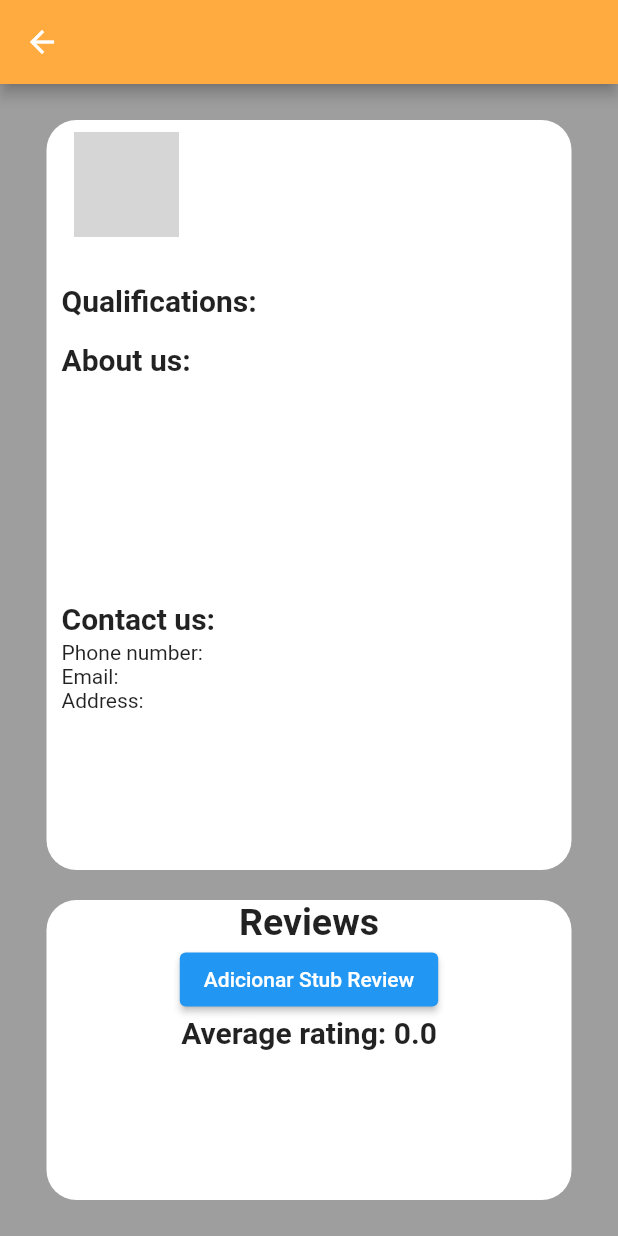
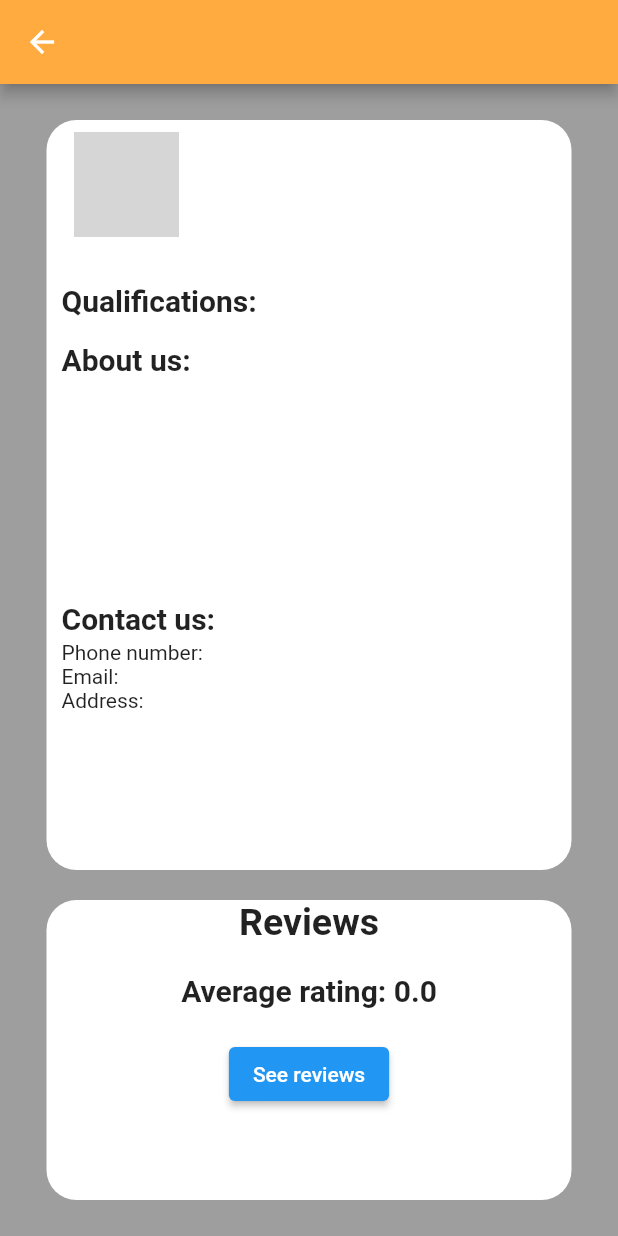
Before and after one commit to FEUP-LEIC-ES-2022-23/2LEIC14T5, a Flutter app: the BigJobPostBuilder screen opened directly with empty values, on a phone screen of 412 x 824 dp. Run offline on Flutter 3.47's test engine with Material 2 defaults, Android fonts, the phone set to English and light mode, and no system bars; drawn by our look-alikes of readmore; our stand-ins replace cloud_firestore, firebase_auth, firebase_core, font_awesome_flutter, google_fonts; accounts and stored records are empty; network calls fail; grey boxes are pictures that could not be loaded.

Commit message:
Added reviews page

```diff
--- a/app/lib/custom_widgets/big_job_post_builder.dart
+++ b/app/lib/custom_widgets/big_job_post_builder.dart
@@ -1,4 +1,5 @@
 import 'package:cloud_firestore/cloud_firestore.dart';
+import 'package:filter_it/custom_widgets/review_builder.dart';
 import 'package:filter_it/data_models/job_post.dart';
 import 'package:filter_it/data_models/review_service.dart';
 import 'package:flutter/material.dart';
@@ -176,29 +177,20 @@ class BigJobPostBuilder extends StatelessWidget{
                         ),
                       ),
                     ),
-                    ElevatedButton(
-                      onPressed: () async {
-                        Review stubReview = Review(
-                          id: 'stubId',
-                          jobId: 'stubJobId',
-                          rating: 5,
-                          comment: 'This is a stub review.',
-                          timestamp: Timestamp.now(),
-                        );
-                        await reviewService.addReview(stubReview);
-                      },
-                      child: const Text('Adicionar Stub Review'),
-                    ),
+
                 StreamBuilder<double>(
-                  stream: reviewService.getJobAverageRatingStream("stubJobId"),
+                  stream: reviewService.getJobAverageRatingStream(jobPost.jobID),
                   builder: (context, snapshot) {
                     if (snapshot.hasData) {
                       double averageRating = snapshot.data!;
-                      return Text(
-                        'Average rating: ${averageRating.toStringAsFixed(1)}',
-                        style: const TextStyle(
-                          fontSize: 20,
-                          fontWeight: FontWeight.bold,
+                      return Padding(
+                        padding: const EdgeInsets.only(top: 20),
+                        child: Text(
+                          'Average rating: ${averageRating.toStringAsFixed(1)}',
+                          style: const TextStyle(
+                            fontSize: 20,
+                            fontWeight: FontWeight.bold,
+                          ),
                         ),
                       );
                     } else if (snapshot.hasError) {
@@ -208,6 +200,18 @@ class BigJobPostBuilder extends StatelessWidget{
                     }
                   },
                 ),
+                    const SizedBox(height: 20),
+                    ElevatedButton(
+                      onPressed: () {
+                        Navigator.push(
+                          context,
+                          MaterialPageRoute(
+                            builder: (context) => ReviewBuilder(jobID: jobPost.jobID),
+                          ),
+                        );
+                      },
+                      child: const Text('See reviews'),
+                    ),
                   ],
                 )
             )
--- a/app/lib/data_models/job_post.dart
+++ b/app/lib/data_models/job_post.dart
@@ -17,7 +17,7 @@ class JobPost{
   final String publishedDate;
   final String updatedDate;
   final String jobSlug;
-  late int jobID = 0;
+  late String jobID;
 
   JobPost({
     required this.company,
@@ -32,6 +32,7 @@ class JobPost{
     required this.publishedDate,
     required this.updatedDate,
     required this.jobSlug,
+    required this.jobID,
 
   });
 
@@ -76,6 +77,8 @@ class JobPost{
       publishedDate: json['publishedAt'] ?? "",
       updatedDate: json['updatedAt'] ?? "",
       jobSlug: (json['slug']).toString(),
+      jobID: '${json['companyId']}${json['title']}',
+
     );
   }
 }
--- a/app/lib/data_models/review.dart
+++ b/app/lib/data_models/review.dart
@@ -1,7 +1,6 @@
 import 'package:cloud_firestore/cloud_firestore.dart';
 
 class Review {
-  final String id;
   final String jobId;
   final int rating;
   final String comment;
@@ -9,7 +8,6 @@ class Review {
   final Timestamp timestamp;
 
   Review({
-    required this.id,
     required this.jobId,
     required this.rating,
     required this.comment,
@@ -29,7 +27,6 @@ class Review {
 
   factory Review.fromMap(Map<String, dynamic> map, String id) {
     return Review(
-      id: id,
       jobId: map['jobId'],
       rating: map['rating'],
       comment: map['comment'],
--- a/app/lib/temporary_stubs/fav_1post_stub.dart
+++ b/app/lib/temporary_stubs/fav_1post_stub.dart
@@ -45,5 +45,6 @@ class StarkPostStub {
         jobLocations: jobLocationList,
         publishedDate: "StubPublishedDate",
         updatedDate: "StubUpdatedDate",
-        jobSlug: "StubJobSlug");
+        jobSlug: "StubJobSlug",
+        jobID: "-1");
 }
--- a/app/lib/temporary_stubs/fav_2post_stub.dart
+++ b/app/lib/temporary_stubs/fav_2post_stub.dart
@@ -45,5 +45,6 @@ class WaynePostStub {
         jobLocations: jobLocationList,
         publishedDate: "StubPublishedDate",
         updatedDate: "StubUpdatedDate",
-        jobSlug: "StubJobSlug");
+        jobSlug: "StubJobSlug",
+        jobID: "-1");
 }
--- a/app/lib/temporary_stubs/fav_3post_stub.dart
+++ b/app/lib/temporary_stubs/fav_3post_stub.dart
@@ -45,5 +45,6 @@ class OscorpPostStub {
         jobLocations: jobLocationList,
         publishedDate: "StubPublishedDate",
         updatedDate: "StubUpdatedDate",
-        jobSlug: "StubJobSlug");
+        jobSlug: "StubJobSlug",
+        jobID: "-1");
 }
--- a/app/lib/temporary_stubs/jobpost_stub.dart
+++ b/app/lib/temporary_stubs/jobpost_stub.dart
@@ -47,5 +47,6 @@ class JobPostStub {
         jobLocations: jobLocationList,
         publishedDate: "StubPublishedDate",
         updatedDate: "StubUpdatedDate",
-        jobSlug: "StubJobSlug");
+        jobSlug: "StubJobSlug",
+        jobID: "-1");
 }
--- a/app/pubspec.yaml
+++ b/app/pubspec.yaml
@@ -22,6 +22,7 @@ dependencies:
   font_awesome_flutter: 10.4.0
   url_launcher: ^6.1.7
   google_fonts: ^4.0.3
+  intl: ^0.17.0
 
 dev_dependencies:
   flutter_test:
```
Also changed, not shown: app/lib/custom_widgets/review_builder.dart (added, +162 -0 lines), app/lib/data_models/review_service.dart (+10 -0 lines), app/lib/itjobs_api/itjobs_api.dart (+1 -6 lines), app/pubspec.lock.
